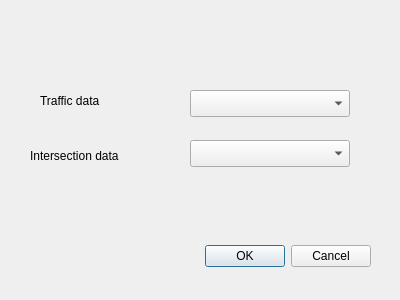
This is risteyslaskenta_package/resources/ui/risteyslaskenta_dialog.ui in GispoCoding/risteyslaskenta as Qt 5 draws it before an edit. The edited form follows.
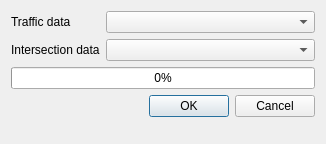
This is the edited form. Custom widgets are drawn as their Qt base class.

Commit message: misc improvements: - add layout to the dialog - add progress bar to the dialog - close the dialog only after processing has finished - inform user about the result via QGIS log messages - add plugin to QGIS plugins toolbar

Diff of the .ui file:
```diff
--- a/risteyslaskenta_package/resources/ui/risteyslaskenta_dialog.ui
+++ b/risteyslaskenta_package/resources/ui/risteyslaskenta_dialog.ui
@@ -6,75 +6,69 @@
    <rect>
     <x>0</x>
     <y>0</y>
-    <width>400</width>
-    <height>300</height>
+    <width>326</width>
+    <height>144</height>
    </rect>
   </property>
   <property name="windowTitle">
    <string>Risteyslaskenta</string>
   </property>
-  <widget class="QDialogButtonBox" name="button_box">
-   <property name="geometry">
-    <rect>
-     <x>30</x>
-     <y>240</y>
-     <width>341</width>
-     <height>32</height>
-    </rect>
-   </property>
-   <property name="orientation">
-    <enum>Qt::Horizontal</enum>
-   </property>
-   <property name="standardButtons">
-    <set>QDialogButtonBox::Cancel|QDialogButtonBox::Ok</set>
-   </property>
-  </widget>
+  <layout class="QVBoxLayout" name="verticalLayout">
+   <item>
+    <layout class="QFormLayout" name="formLayout">
+     <item row="0" column="0">
   <widget class="QLabel" name="label">
-   <property name="geometry">
-    <rect>
-     <x>40</x>
-     <y>90</y>
-     <width>101</width>
-     <height>21</height>
-    </rect>
-   </property>
    <property name="text">
     <string>Traffic data</string>
    </property>
   </widget>
+     </item>
+     <item row="0" column="1">
+      <widget class="QgsMapLayerComboBox" name="traffic_combobox"/>
+     </item>
+     <item row="1" column="0">
   <widget class="QLabel" name="label_2">
-   <property name="geometry">
-    <rect>
-     <x>30</x>
-     <y>140</y>
-     <width>141</width>
-     <height>31</height>
-    </rect>
-   </property>
    <property name="text">
     <string>Intersection data</string>
    </property>
   </widget>
-  <widget class="QgsMapLayerComboBox" name="mMapLayerComboBox">
-   <property name="geometry">
-    <rect>
-     <x>190</x>
-     <y>90</y>
-     <width>160</width>
-     <height>27</height>
-    </rect>
-   </property>
-  </widget>
-  <widget class="QgsMapLayerComboBox" name="mMapLayerComboBox_2">
-   <property name="geometry">
-    <rect>
-     <x>190</x>
-     <y>140</y>
-     <width>160</width>
-     <height>27</height>
-    </rect>
-   </property>
-  </widget>
+     </item>
+     <item row="1" column="1">
+      <widget class="QgsMapLayerComboBox" name="intersection_combobox"/>
+     </item>
+    </layout>
+   </item>
+   <item>
+    <widget class="QProgressBar" name="progress_bar">
+     <property name="value">
+      <number>0</number>
+     </property>
+    </widget>
+   </item>
+   <item>
+    <widget class="QDialogButtonBox" name="button_box">
+     <property name="orientation">
+      <enum>Qt::Horizontal</enum>
+     </property>
+     <property name="standardButtons">
+      <set>QDialogButtonBox::Cancel|QDialogButtonBox::Ok</set>
+     </property>
+    </widget>
+   </item>
+   <item>
+    <spacer name="verticalSpacer">
+     <property name="orientation">
+      <enum>Qt::Vertical</enum>
+     </property>
+     <property name="sizeHint" stdset="0">
+      <size>
+       <width>20</width>
+       <height>40</height>
+      </size>
+     </property>
+    </spacer>
+   </item>
+  </layout>
  </widget>
  <customwidgets>
   <customwidget>
```
Left out of the diff: 16 changed lines with no effect on the pictures. Lines whose indentation alone changed are shown as unchanged. The commit also changes 2 other files.
